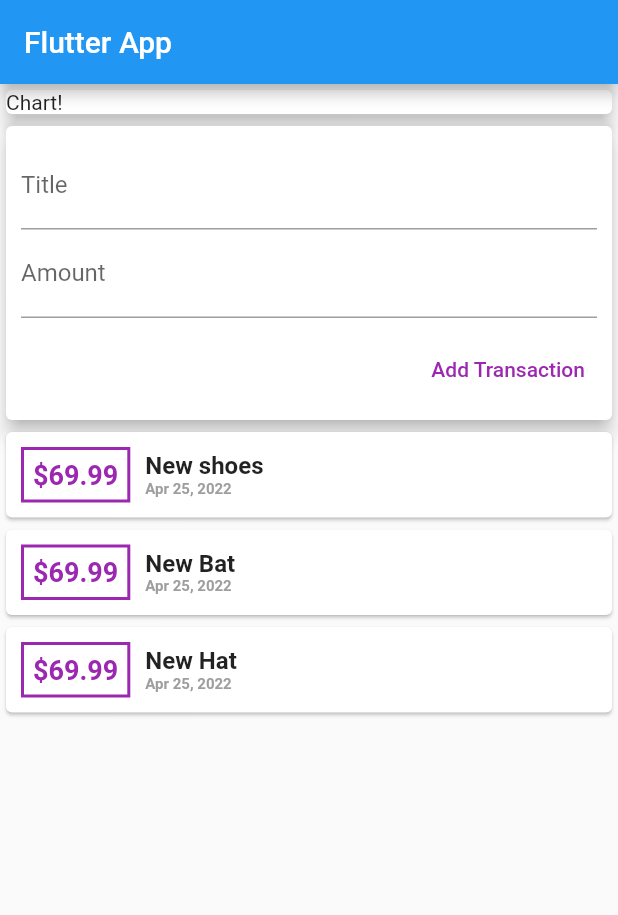
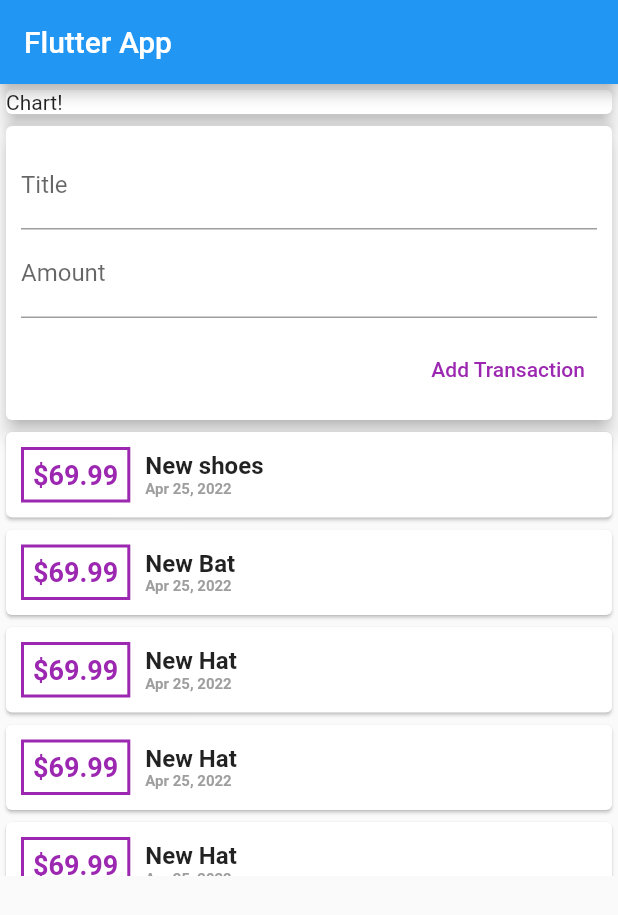
Before and after one commit to Hussain-7/Flutter_personal_expense_app, a Flutter app: the screen it shows after launch, on a phone screen of 412 x 824 dp. Shown: the top 915 px of the screen. Run offline on Flutter 3.47's test engine with Material 2 defaults, Android fonts, the phone set to English and light mode, and no system bars.

Commit message:
using listView for lists

```diff
--- a/lib/main.dart
+++ b/lib/main.dart
@@ -38,10 +38,8 @@ class MyHomePage extends StatelessWidget {
   Widget build(BuildContext context) {
     return Scaffold(
       appBar: AppBar(title: const Text('Flutter App')),
-        body: SingleChildScrollView(
-          child: Column(
+      body: ListView(
           // mainAxisAlignment: MainAxisAlignment.start,
-              crossAxisAlignment: CrossAxisAlignment.stretch,
           children: <Widget>[
             Container(
               width: double.infinity,
@@ -52,6 +50,6 @@ class MyHomePage extends StatelessWidget {
             ),
             UserTransaction()
           ]),
-        ));
+    );
   }
 }
--- a/lib/widgets/transaction_list.dart
+++ b/lib/widgets/transaction_list.dart
@@ -9,9 +9,8 @@ class TransactionList extends StatelessWidget {
   @override
   Widget build(BuildContext context) {
     return Container(
-      height: 400,
-      child: SingleChildScrollView(
-        child: Column(
+      height: 300,
+      child: ListView(
         children: transactions.map((tx) {
           return Card(
             child: Row(children: <Widget>[
@@ -47,7 +46,6 @@ class TransactionList extends StatelessWidget {
           );
         }).toList(),
       ),
-      ),
     );
   }
 }
--- a/lib/widgets/user_transaction.dart
+++ b/lib/widgets/user_transaction.dart
@@ -14,6 +14,12 @@ class _UserTransactionState extends State<UserTransaction> {
         id: "t1", title: "New shoes", amount: 69.99, date: DateTime.now()),
     Transaction(
         id: "t2", title: "New Bat", amount: 69.99, date: DateTime.now()),
+    Transaction(
+        id: "t3", title: "New Hat", amount: 69.99, date: DateTime.now()),
+    Transaction(
+        id: "t3", title: "New Hat", amount: 69.99, date: DateTime.now()),
+    Transaction(
+        id: "t3", title: "New Hat", amount: 69.99, date: DateTime.now()),
     Transaction(
         id: "t3", title: "New Hat", amount: 69.99, date: DateTime.now()),
   ];
```
Lines whose indentation alone changed are shown as unchanged.
